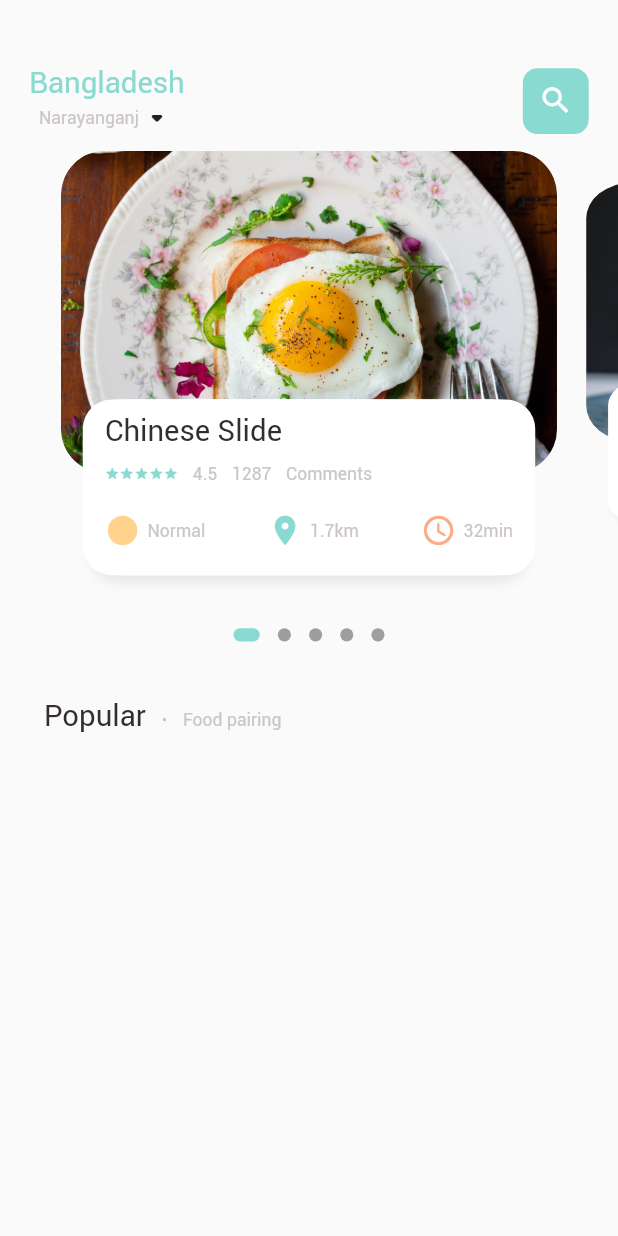
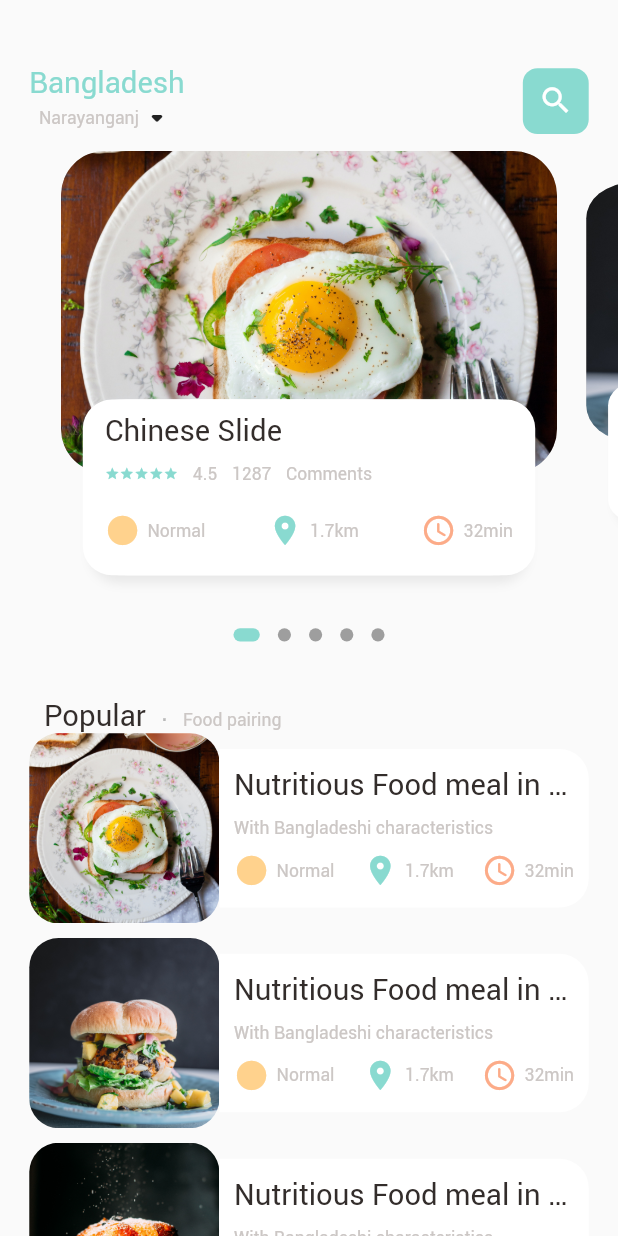
Before and after one commit to khOsman/learing_flutter, a Flutter app: the screen it shows after launch, on a phone screen of 412 x 824 dp. Run offline on Flutter 3.47's test engine with Material 2 defaults, Android fonts, the light colour scheme and no system bars; drawn by our look-alikes of dots_indicator; our stand-ins replace get.

Commit message:
added list view, updated home page

```diff
--- a/lib/home/main_food_page.dart
+++ b/lib/home/main_food_page.dart
@@ -34,6 +34,7 @@ class _MainFoodPageState extends State<MainFoodPage> {
                 children: [
                   BigText(
                     text: "Bangladesh",
+                    color: AppColors.mainColor,
                   ),
                   Row(
                     children: [
@@ -65,7 +66,11 @@ class _MainFoodPageState extends State<MainFoodPage> {
             ],
           ),
         ),
-        FoodPageBody(),
+        Expanded(
+          child: SingleChildScrollView(
+            child: FoodPageBody(),
+          ),
+        ),
       ],
     ));
   }
--- a/lib/utils/dimensions.dart
+++ b/lib/utils/dimensions.dart
@@ -30,6 +30,8 @@ class Dimensions {
   static double width20 = screenHeight / 42.2;
   static double width30 = screenHeight / 28.13;
   static double width45 = screenHeight / 18.76;
+  static double width100 = screenHeight / 8.44;
+  static double width120 = screenHeight / 7.03;
   //Dynamic Height
   static double height2 = screenHeight / 422;
   static double height3 = screenHeight / 281.33;
@@ -39,8 +41,15 @@ class Dimensions {
   static double height20 = screenHeight / 42.2;
   static double height30 = screenHeight / 28.13;
   static double height45 = screenHeight / 18.76;
+  static double height100 = screenHeight / 8.44;
   static double height120 = screenHeight / 7.03;
+  static double height900 = screenHeight / 0.94;
 
+  //List View Size
+  static double listViewImgSize = screenWidth / 3.25;
+  static double listViewTextConSize = screenWidth / 3.9;
+
+  //Font sizes
   static double fontSize12 = screenHeight / 70.33;
   static double fontSize20 = screenHeight / 42.2;
 }
--- a/lib/widgets/big_text.dart
+++ b/lib/widgets/big_text.dart
@@ -8,7 +8,7 @@ class BigText extends StatelessWidget {
   TextOverflow overflow;
   BigText(
       {Key? key,
-      this.color = const Color(0xFF89dad0),
+      this.color = const Color(0xFF332d2b),
       required this.text,
       this.size = 0,
       this.overflow = TextOverflow.ellipsis})
--- a/lib/widgets/food_page_body.dart
+++ b/lib/widgets/food_page_body.dart
@@ -91,6 +91,88 @@ class _FoodPageBodyState extends State<FoodPageBody> {
             ),
           ],
         ),
+      ),
+      //** List of foods */
+      ListView.builder(
+        physics: NeverScrollableScrollPhysics(),
+        shrinkWrap: true,
+        itemCount: 5,
+        itemBuilder: (context, index) {
+          return Container(
+            margin: EdgeInsets.only(
+              left: Dimensions.width20,
+              right: Dimensions.width20,
+              bottom: Dimensions.height10,
+            ),
+            child: Row(
+              children: [
+                //**Image container */
+                Container(
+                  height: Dimensions.listViewImgSize,
+                  width: Dimensions.listViewImgSize,
+                  decoration: BoxDecoration(
+                    borderRadius:
+                        BorderRadius.circular(Dimensions.borderRadius20),
+                    color: Colors.white38,
+                    image: DecorationImage(
+                      fit: BoxFit.cover,
+                      image: AssetImage("assets/images/food${index + 1}.jpg"),
+                    ),
+                  ),
+                ),
+                //**Text Container */
+                Expanded(
+                  child: Container(
+                    height: Dimensions.listViewTextConSize,
+                    decoration: BoxDecoration(
+                      borderRadius: BorderRadius.only(
+                        topRight: Radius.circular(Dimensions.borderRadius20),
+                        bottomRight: Radius.circular(Dimensions.borderRadius20),
+                      ),
+                      color: Colors.white,
+                    ),
+                    child: Padding(
+                      padding: EdgeInsets.only(
+                        left: Dimensions.width10,
+                        right: Dimensions.width10,
+                      ),
+                      child: Column(
+                        crossAxisAlignment: CrossAxisAlignment.start,
+                        mainAxisAlignment: MainAxisAlignment.center,
+                        children: [
+                          BigText(text: "Nutritious Food meal in Bangladesh"),
+                          SizedBox(height: Dimensions.height10),
+                          SmallText(text: "With Bangladeshi characteristics"),
+                          SizedBox(height: Dimensions.height10),
+                          Row(
+                            mainAxisAlignment: MainAxisAlignment.spaceBetween,
+                            children: [
+                              IconAndTextWidget(
+                                icon: Icons.circle_sharp,
+                                text: "Normal",
+                                iconColor: AppColors.iconColor1,
+                              ),
+                              IconAndTextWidget(
+                                icon: Icons.location_on,
+                                text: "1.7km",
+                                iconColor: AppColors.mainColor,
+                              ),
+                              IconAndTextWidget(
+                                icon: Icons.access_time_rounded,
+                                text: "32min",
+                                iconColor: AppColors.iconColor2,
+                              ),
+                            ],
+                          ),
+                        ],
+                      ),
+                    ),
+                  ),
+                ),
+              ],
+            ),
+          );
+        },
       ),
     ]);
   }
```
